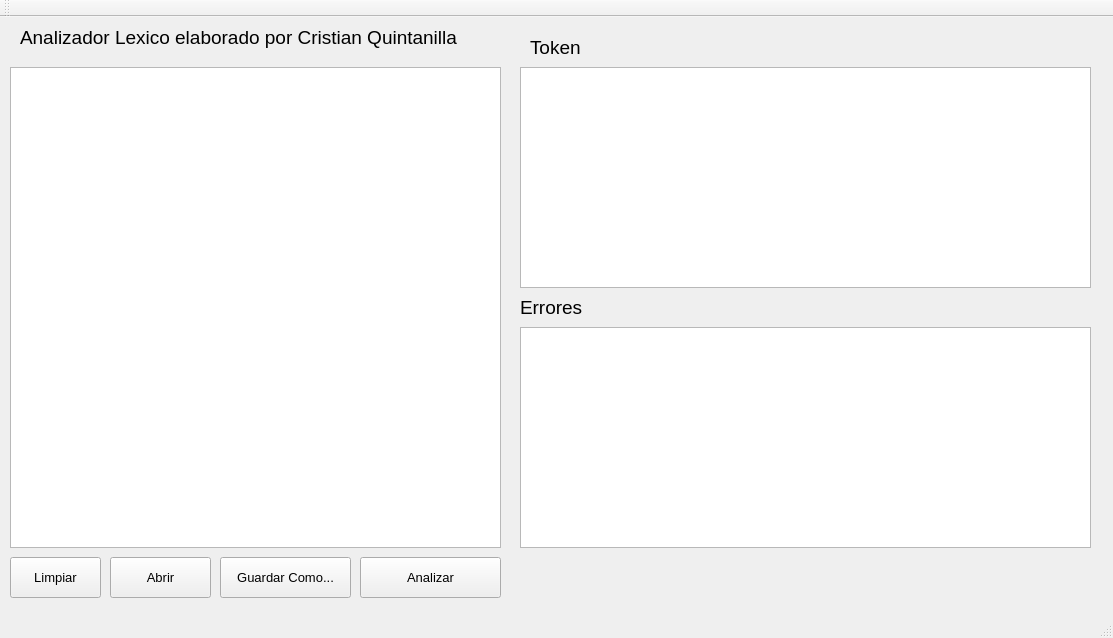
Before: the Qt Designer form mainwindow.ui in cristian-quintanilla/analizadorlexico, drawn with Qt 5.
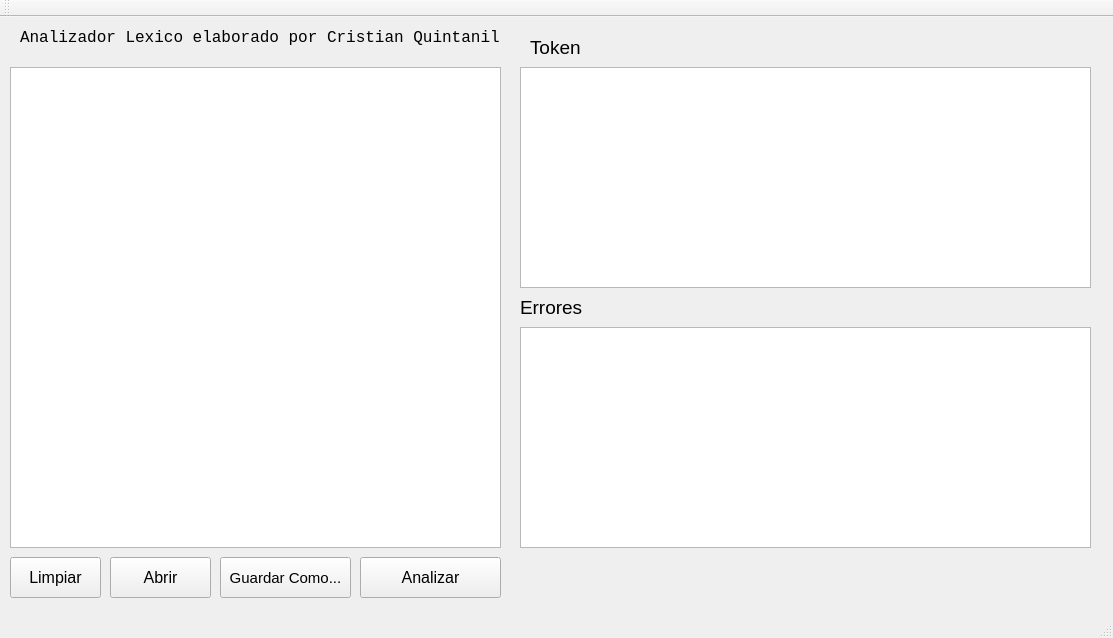
After: the same form once the commit is applied.

Commit message: Corrección de identacion y algunos errores

```diff
--- a/mainwindow.ui
+++ b/mainwindow.ui
@@ -40,7 +40,7 @@
     </property>
     <property name="font">
      <font>
-      <pointsize>10</pointsize>
+      <pointsize>12</pointsize>
      </font>
     </property>
     <property name="text">
@@ -94,7 +94,7 @@
     </property>
     <property name="font">
      <font>
-      <pointsize>10</pointsize>
+      <pointsize>12</pointsize>
      </font>
     </property>
     <property name="text">
@@ -142,7 +142,7 @@
     </property>
     <property name="font">
      <font>
-      <pointsize>10</pointsize>
+      <pointsize>12</pointsize>
      </font>
     </property>
     <property name="text">
@@ -160,7 +160,7 @@
     </property>
     <property name="font">
      <font>
-      <pointsize>10</pointsize>
+      <pointsize>11</pointsize>
      </font>
     </property>
     <property name="text">
@@ -172,13 +172,14 @@
      <rect>
       <x>20</x>
       <y>10</y>
-      <width>441</width>
+      <width>481</width>
       <height>21</height>
      </rect>
     </property>
     <property name="font">
      <font>
-      <pointsize>14</pointsize>
+      <family>Consolas</family>
+      <pointsize>12</pointsize>
      </font>
     </property>
     <property name="text">
```
Left out of the diff: 3 changed lines with no effect on the pictures. The commit also changes 2 other files.
